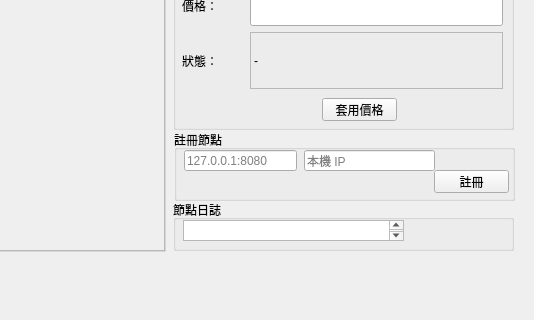
This is GPURentalApp/mainwindow.ui in NIU-Senior-Project/QtGUI as Qt 5 draws it before an edit; both pictures show x 363 to 897 and y 357 to 677 of the 897 by 762 pixel window. The edited form follows.
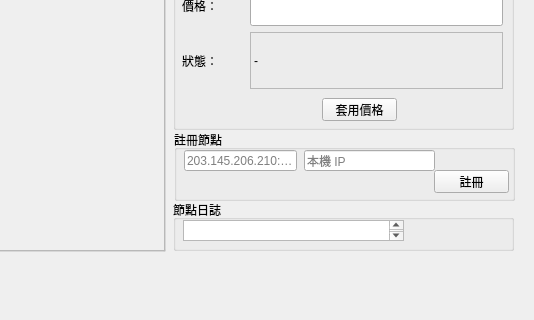
This is the edited form.

The edit to the form file:
```diff
--- a/GPURentalApp/mainwindow.ui
+++ b/GPURentalApp/mainwindow.ui
@@ -592,7 +592,7 @@
                   </rect>
                  </property>
                  <property name="placeholderText">
-                  <string>127.0.0.1:8080</string>
+                  <string>203.145.206.210:8080</string>
                  </property>
                 </widget>
                 <widget class="QLineEdit" name="edit_p_node_ip">
```
